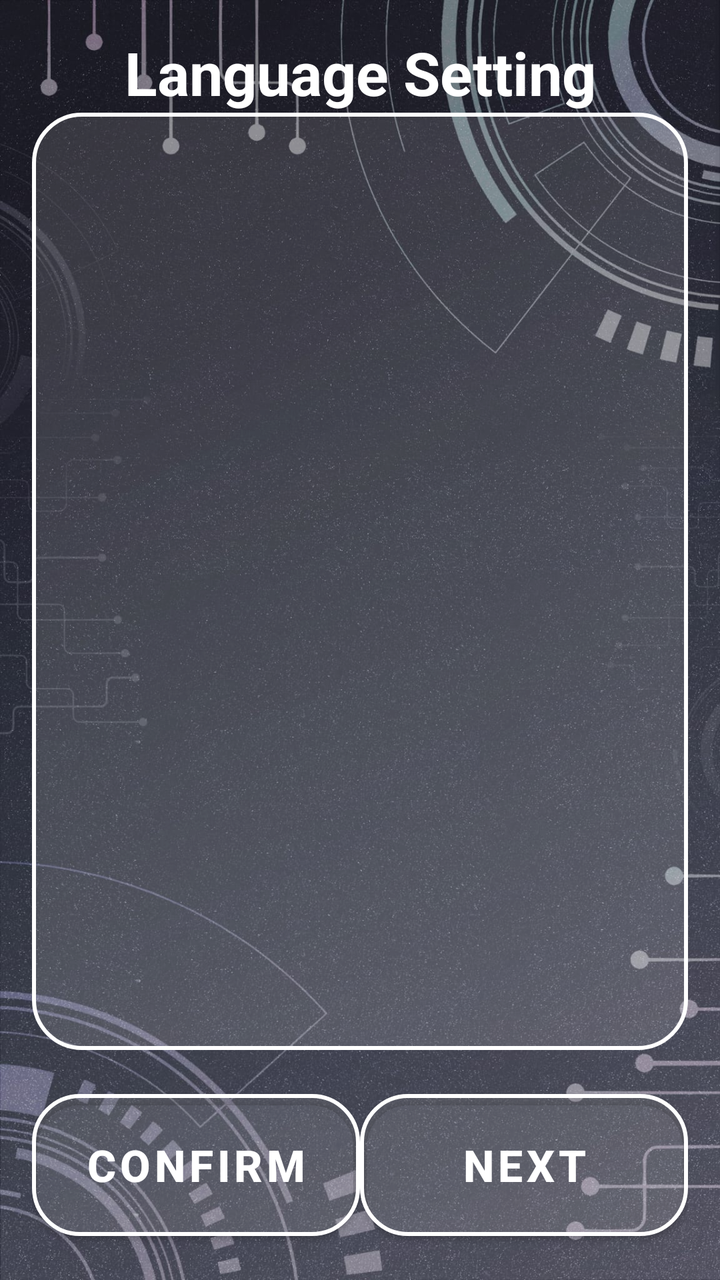
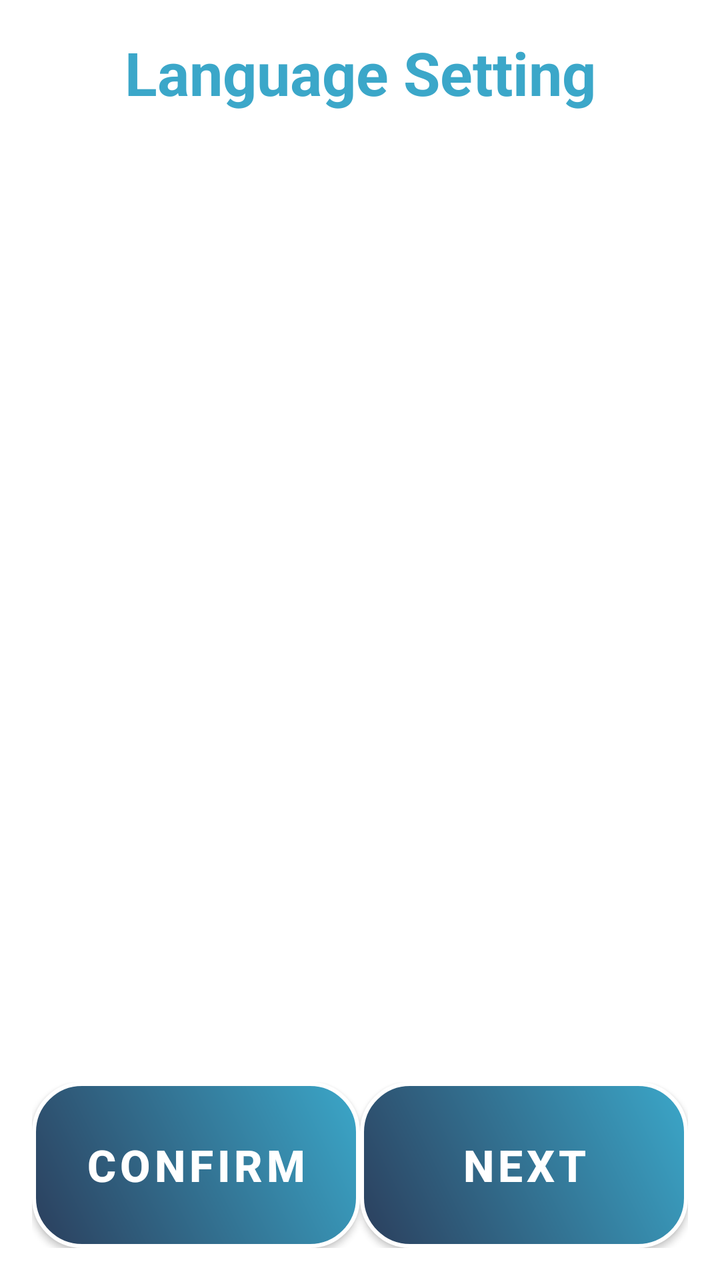

Before-and-after screenshots of an Android layout around one commit, followed by the original layout XML and the change that was made.
<!-- AndroidManifest.xml: application theme Theme.VISTA -->
<!-- res/layout/activity_language_setting_page.xml -->
<LinearLayout
    xmlns:android="http://schemas.android.com/apk/res/android"
    xmlns:tools="http://schemas.android.com/tools"
    xmlns:app="http://schemas.android.com/apk/res-auto"
    android:id="@+id/main"
    android:layout_width="match_parent"
    android:layout_height="match_parent"
    android:orientation="vertical"
    android:padding="16sp"
    android:background="@drawable/background">

    <TextView
        android:layout_width="match_parent"
        android:layout_height="wrap_content"
        android:text="@string/SettingActivity_LanguageSetting"
        android:textSize="30sp"
        android:textStyle="bold"
        android:gravity="center"
        android:textColor="@color/white"/>

    <ListView
        android:id="@+id/lvLanguageSetting"
        android:layout_width="match_parent"
        android:layout_height="0dp"
        android:layout_weight="1"
        android:background="@drawable/list_item_border"
        android:divider="@drawable/custom_divider"/>

    
    <LinearLayout
        android:orientation="horizontal"
        android:layout_width="match_parent"
        android:layout_height="wrap_content"
        android:gravity="bottom"
        android:layout_marginTop="16dp"
        android:weightSum="2">

        
        <com.google.android.material.button.MaterialButton
            android:id="@+id/btnEditRouteActivityConfirm"
            style="@style/SemiTransparentRoundedButton"
            android:layout_width="0dp"
            android:layout_height="83dp"
            android:layout_weight="1"
            android:text="@string/btn_Confirm"
            android:textSize="22sp"
            android:textStyle="bold" />

        
        <com.google.android.material.button.MaterialButton
            android:id="@+id/btnEditRouteActivityNext"
            style="@style/SemiTransparentRoundedButton"
            android:layout_width="0dp"
            android:layout_height="83dp"
            android:layout_weight="1"
            android:text="@string/btn_next"
            android:textSize="22sp"
            android:textStyle="bold" />
    </LinearLayout>
</LinearLayout>
<!-- resources referenced by this layout -->
<resources>
  <color name="white">#FFFFFF</color>
  <!-- drawable background: jpeg bitmap (drawable, 288114 bytes) -->
  <!-- drawable custom_divider (drawable) -->
  <?xml version="1.0" encoding="utf-8"?>
  <shape xmlns:android="http://schemas.android.com/apk/res/android" android:shape="rectangle">
      <size android:height="1dp" /> 
      <solid android:color="#FFFFFF" /> 
  </shape>
  <!-- drawable list_item_border (drawable) -->
  <?xml version="1.0" encoding="utf-8"?>
  <shape xmlns:android="http://schemas.android.com/apk/res/android" android:shape="rectangle">
  
      
      <stroke
          android:width="2dp"
          android:color="#FFFFFF" />
  
      <corners android:radius="24dp" />
  
      <padding
          android:left="8dp"
          android:top="8dp"
          android:right="8dp"
          android:bottom="8dp" />
  
      <solid android:color="#20FFFFFF" />
  
  </shape>
  <string name="SettingActivity_LanguageSetting">Language Setting</string>
  <string name="btn_Confirm">Confirm</string>
  <string name="btn_next">Next</string>
  <style name="SemiTransparentRoundedButton" parent="Widget.MaterialComponents.Button">
          <item name="android:textColor">#FFFFFF</item>
          <item name="background">@drawable/button_selector</item> 
          <item name="cornerRadius">24dp</item>
          <item name="strokeColor">#FFFFFF</item>
          <item name="strokeWidth">2dp</item>
          <item name="backgroundTint">#20FFFFFF</item> 
      </style>
  <style name="Theme.VISTA" parent="Theme.MaterialComponents.Light.NoActionBar">
          
          <item name="colorPrimary">@color/semi_transparent_white</item>
          <item name="colorPrimaryVariant">@color/semi_transparent_white</item>
          <item name="colorOnPrimary">@color/white</item>
          
      </style>
  <!-- drawable button_selector (drawable) -->
  <?xml version="1.0" encoding="utf-8"?>
  <selector xmlns:android="http://schemas.android.com/apk/res/android">
      
      <item android:state_pressed="true">
          <shape android:shape="rectangle">
              <solid android:color="#20FFFFFF" /> 
              <stroke android:width="2dp" android:color="#FFFFFF" />
              <corners android:radius="24dp" />
          </shape>
      </item>
  
      
      <item android:state_selected="true">
          <shape android:shape="rectangle">
              <solid android:color="#FFFF00" /> 
              <stroke android:width="2dp" android:color="#FFFFFF" />
              <corners android:radius="24dp" />
          </shape>
      </item>
  
      
      <item>
          <shape android:shape="rectangle">
              <solid android:color="#20FFFFFF" /> 
              <stroke android:width="2dp" android:color="#FFFFFF" />
              <corners android:radius="24dp" />
          </shape>
      </item>
  </selector>
  <color name="semi_transparent_white">#80FFFFFF</color>
</resources>

<!-- the commit's change to res/layout/activity_language_setting_page.xml (unified diff, before → after) -->
@@ -7,7 +7,7 @@
     android:layout_height="match_parent"
     android:orientation="vertical"
     android:padding="16sp"
-    android:background="@drawable/background">
+    android:background="@color/white">
 
     <TextView
         android:layout_width="match_parent"
@@ -16,7 +16,7 @@
         android:textSize="30sp"
         android:textStyle="bold"
         android:gravity="center"
-        android:textColor="@color/white"/>
+        android:textColor="#3BA7C9"/>
 
     <ListView
         android:id="@+id/lvLanguageSetting"
@@ -24,7 +24,8 @@
         android:layout_height="0dp"
         android:layout_weight="1"
         android:background="@drawable/list_item_border"
-        android:divider="@drawable/custom_divider"/>
+        android:divider="@drawable/custom_divider"
+        android:textColor="#3BA7C9"/>
 
     
     <LinearLayout
@@ -44,7 +45,13 @@
             android:layout_weight="1"
             android:text="@string/btn_Confirm"
             android:textSize="22sp"
-            android:textStyle="bold" />
+            android:textStyle="bold"
+            android:background="@drawable/btn_photo_gradient"
+            app:backgroundTint="@null"
+            app:backgroundTintMode="src_over"
+            app:cornerRadius="0dp"
+            app:strokeColor="@null"
+            app:strokeWidth="0dp"/>
 
         
         <com.google.android.material.button.MaterialButton
@@ -55,6 +62,12 @@
             android:layout_weight="1"
             android:text="@string/btn_next"
             android:textSize="22sp"
-            android:textStyle="bold" />
+            android:textStyle="bold"
+            android:background="@drawable/btn_photo_gradient"
+            app:backgroundTint="@null"
+            app:backgroundTintMode="src_over"
+            app:cornerRadius="0dp"
+            app:strokeColor="@null"
+            app:strokeWidth="0dp"/>
     </LinearLayout>
 </LinearLayout>
<!-- resource entries referenced after the edit -->
@@ -1,7 +1,27 @@
 <!-- resources referenced by this layout -->
 <resources>
   <color name="white">#FFFFFF</color>
-  <!-- drawable background: jpeg bitmap (drawable, 288114 bytes) -->
+  <!-- drawable btn_photo_gradient (drawable) -->
+  <?xml version="1.0" encoding="utf-8"?>
+  <shape xmlns:android="http://schemas.android.com/apk/res/android"
+      android:shape="rectangle">
+  
+      
+      <gradient
+          android:startColor="#2B3E5C"
+          android:endColor="#3BA7C9"
+          android:angle="45"
+      />
+  
+      
+      <corners android:radius="24dp" />
+  
+      
+      <stroke
+          android:width="2dp"
+          android:color="#FFFFFF" />
+  
+  </shape>
   <!-- drawable custom_divider (drawable) -->
   <?xml version="1.0" encoding="utf-8"?>
   <shape xmlns:android="http://schemas.android.com/apk/res/android" android:shape="rectangle">
